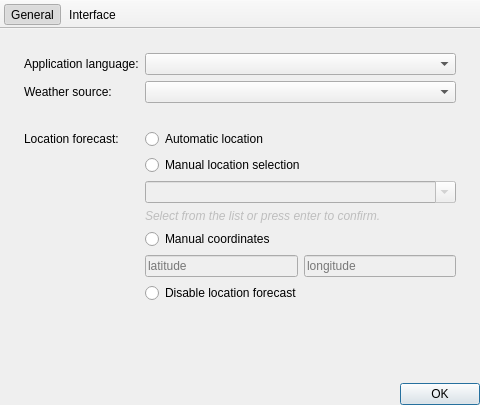
ntadej/Vremenar, file src/settings/SettingsDialog.ui: the form before one commit.
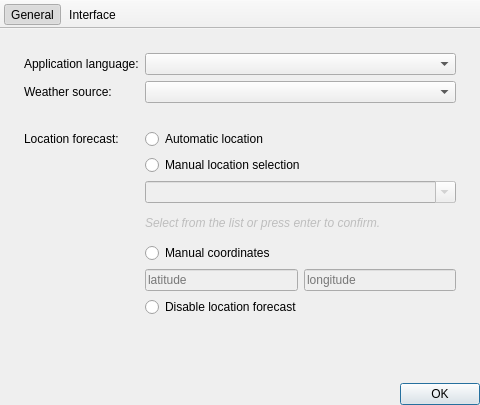
The form after the commit. Icons and pictures are not drawn.

The edit to the form file:
```diff
--- a/src/settings/SettingsDialog.ui
+++ b/src/settings/SettingsDialog.ui
@@ -181,6 +181,9 @@
           <property name="text">
            <string>Select from the list or press enter to confirm.</string>
           </property>
+          <property name="wordWrap">
+           <bool>true</bool>
+          </property>
          </widget>
         </item>
        </layout>
```
